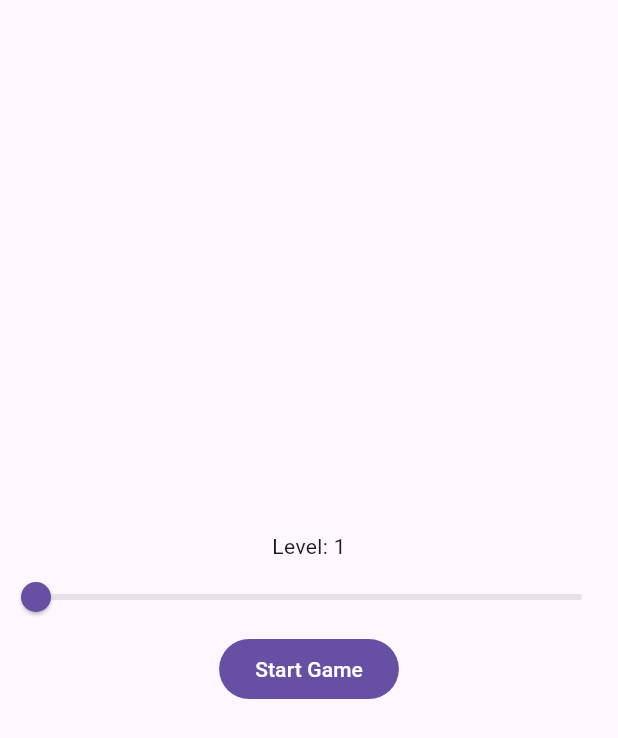
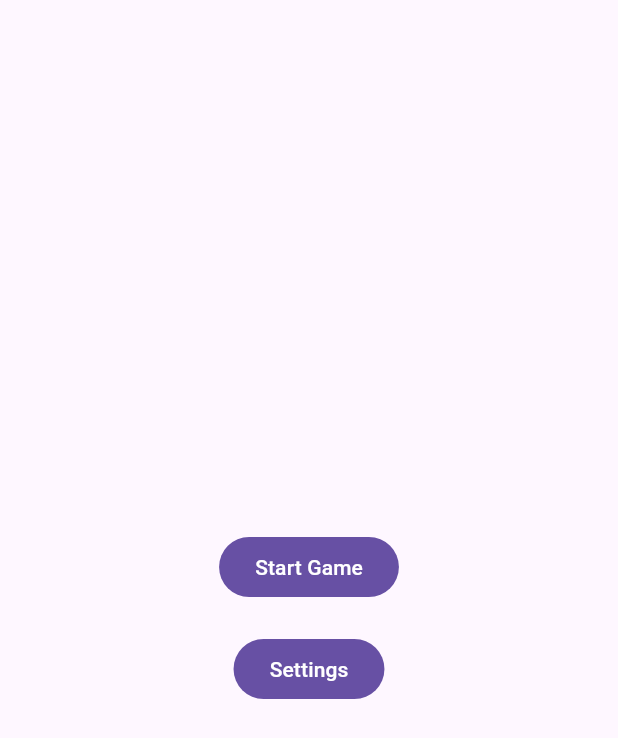
Before and after one commit to NikitaFilippovAleks/tetris_flutter, a Flutter app: the screen it shows after launch, on a phone screen of 412 x 824 dp. Shown: the top 738 px of the screen. Run offline on Flutter 3.47's test engine with Material 3 defaults, Android fonts, the phone set to English and light mode, and no system bars.

Commit message:
Global settings

```diff
--- a/lib/game_router.dart
+++ b/lib/game_router.dart
@@ -11,6 +11,9 @@ abstract final class GameRouter {
   // Маршрут окончания игры
   static const String gameOverRoute = '/game_over';
 
+  // Маршрут настроек
+  static const String settingsRoute = '/settings';
+
   // Маршруты приложения. Объявляются приватными, чтобы
   // исключить к ним доступ вне навигатора
   static final Map<String, WidgetBuilder> _appRoutes = {
@@ -20,5 +23,7 @@ abstract final class GameRouter {
     gameRoute: (_) => const GameScreen(),
     // Экран окончания игры
     gameOverRoute: (_) => const GameOverScreen(),
+    // Экран настроек
+    settingsRoute: (_) => const SettingsScreen(),
   };
 }
--- a/lib/main.dart
+++ b/lib/main.dart
@@ -1,6 +1,8 @@
 import 'package:flutter/material.dart';
+import 'package:tetris_flutter/models/settings_model.dart';
 import 'package:tetris_flutter/screens/game_over_screen.dart';
 import 'package:tetris_flutter/screens/game_screen.dart';
+import 'package:tetris_flutter/screens/settings_screen.dart';
 
 import 'screens/main_menu_screen.dart';
 
@@ -15,10 +17,13 @@ class MyApp extends StatelessWidget {
 
   @override
   Widget build(BuildContext context) {
-    return MaterialApp(
-        debugShowCheckedModeBanner: false,
-        initialRoute: GameRouter.initialRoute,
-        routes: GameRouter._appRoutes,
+    return SettingsProvider(
+      notifier: SettingsModel(),
+      child: MaterialApp(
+          debugShowCheckedModeBanner: false,
+          initialRoute: GameRouter.initialRoute,
+          routes: GameRouter._appRoutes,
+      ),
     );
   }
 }
--- /dev/null
+++ b/lib/models/settings_model.dart
@@ -0,0 +1,36 @@
+import 'package:flutter/material.dart';
+import 'package:tetris_flutter/src/blocks/blocks.dart';
+
+class SettingsModel extends ChangeNotifier {
+  int _level = 1;
+  final Set<Block> _activeBlocks = {};
+
+  int get level => _level;
+  Set<Block> get activeBlocks => _activeBlocks;
+
+  void setLevel(int level) {
+    _level = level;
+    notifyListeners();
+  }
+
+  void addActiveBlock(Block block) {
+    _activeBlocks.add(block);
+    notifyListeners();
+  }
+
+  void removeActiveBlock(Block block) {
+    _activeBlocks.remove(block);
+    notifyListeners();
+  }
+}
+
+class SettingsProvider extends InheritedNotifier<SettingsModel> {
+  const SettingsProvider({super.key, required super.notifier, required super.child});
+
+  static SettingsModel of(BuildContext context) {
+    final SettingsProvider? result =
+        context.dependOnInheritedWidgetOfExactType<SettingsProvider>();
+    assert(result != null, 'No SettingsProvider found in context');
+    return result!.notifier!;
+  }
+}
--- a/lib/screens/game_over_screen.dart
+++ b/lib/screens/game_over_screen.dart
@@ -12,7 +12,6 @@ class GameOverScreen extends StatelessWidget {
     final args =
         ModalRoute.of(context)?.settings.arguments as Map<String, dynamic>?;
     final scores = int.tryParse(args?['scores']?.toString() ?? '0') ?? 0;
-    final level = int.tryParse(args?['level']?.toString() ?? '0') ?? 0;
 
     return Scaffold(
         body: GameScores(
@@ -22,7 +21,6 @@ class GameOverScreen extends StatelessWidget {
               Navigator.pushReplacementNamed(
                 context,
                 GameRouter.gameRoute,
-                arguments: level,
               );
             }));
   }
--- a/lib/screens/game_screen.dart
+++ b/lib/screens/game_screen.dart
@@ -1,4 +1,5 @@
 import 'package:flutter/material.dart';
+import 'package:tetris_flutter/models/settings_model.dart';
 
 import '../tetris_game.dart';
 
@@ -8,11 +9,10 @@ class GameScreen extends StatelessWidget {
 
   @override
   Widget build(BuildContext context) {
-    final args = ModalRoute.of(context)?.settings.arguments;
-    final level = int.tryParse(args.toString()) ?? 0;
+    final settingsModel = SettingsProvider.of(context);
 
     return Scaffold(
-      body: TetrisGame(level: level),
+      body: TetrisGame(level: settingsModel.level),
     );
   }
 }
--- a/lib/screens/main_menu_screen.dart
+++ b/lib/screens/main_menu_screen.dart
@@ -1,15 +1,8 @@
 import 'package:flutter/material.dart';
 import 'package:tetris_flutter/main.dart';
 
-class MainMenuScreen extends StatefulWidget {
+class MainMenuScreen extends StatelessWidget {
   const MainMenuScreen({super.key});
-
-  @override
-  State<MainMenuScreen> createState() => _HomeScreenState();
-}
-
-class _HomeScreenState extends State<MainMenuScreen> {
-  int _level = 1;
 
   @override
   Widget build(BuildContext context) {
@@ -17,25 +10,19 @@ class _HomeScreenState extends State<MainMenuScreen> {
       body: Center(
         child: Column(
           mainAxisAlignment: MainAxisAlignment.center,
+          spacing: 20,
           children: [
-            Text('Level: $_level'),
-            Slider(
-              min: 1,
-              max: 5,
-              value: _level.toDouble(),
-              label: _level.toString(),
-              onChanged: (double value) {
-                setState(() {
-                  _level = value.toInt();
-                });
+            FilledButton(
+              onPressed: () {
+                Navigator.pushNamed(context, GameRouter.gameRoute);
               },
+              child: const Text('Start Game'),
             ),
             FilledButton(
               onPressed: () {
-                Navigator.pushNamed(context, GameRouter.gameRoute,
-                    arguments: _level);
+                Navigator.pushNamed(context, GameRouter.settingsRoute);
               },
-              child: const Text('Start Game'),
+              child: const Text('Settings'),
             ),
           ],
         ),
--- a/lib/tetris_game.dart
+++ b/lib/tetris_game.dart
@@ -97,7 +97,7 @@ class _TetrisGameState extends State<TetrisGame> {
         Navigator.pushReplacementNamed(
           context,
           GameRouter.gameOverRoute,
-          arguments: {'scores': scores, 'level': widget.level},
+          arguments: {'scores': scores},
         );
       },
     );
```
Also changed, not shown: lib/screens/settings_screen.dart (added, +35 -0 lines).
